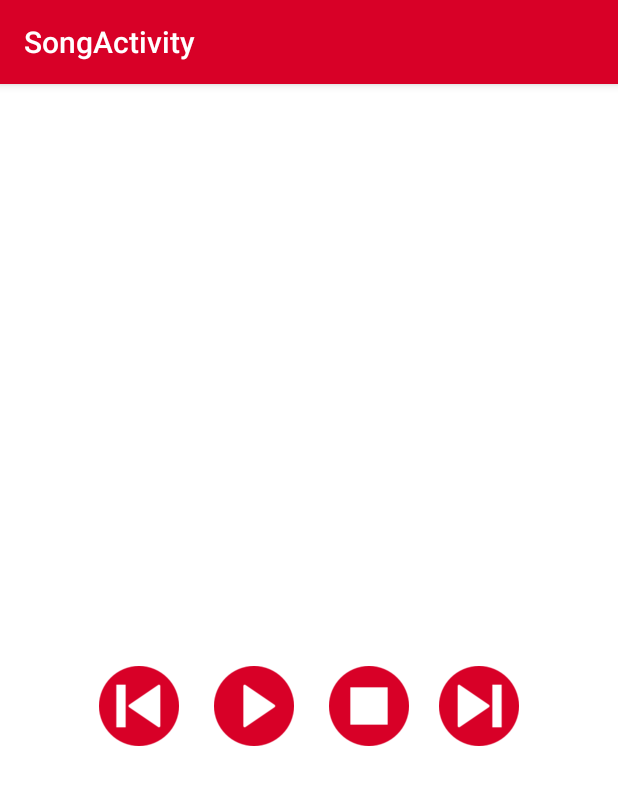
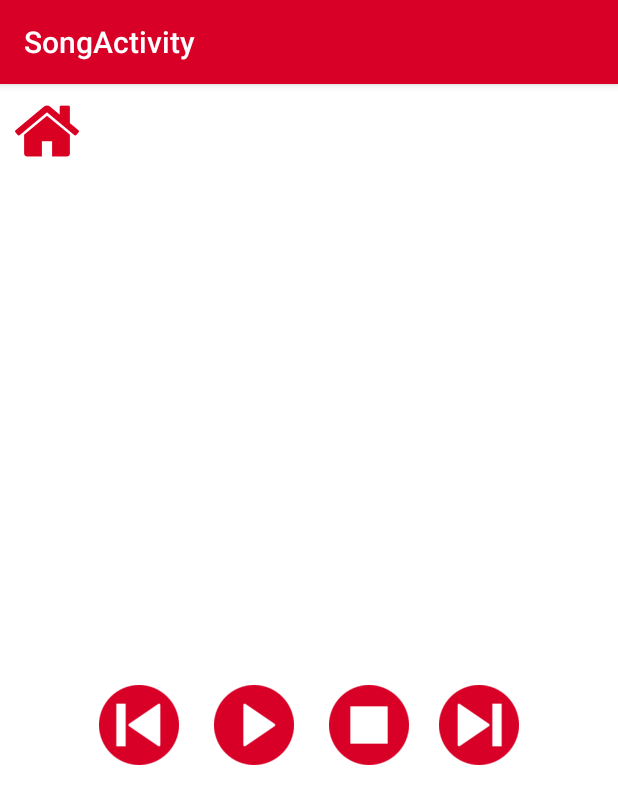
Before and after one commit to merist/MyMusic, an Android app: the SongActivity screen opened directly, with no data from a screen before it, on a phone screen of 412 x 824 dp. Shown: the top 804 px of the screen. Run offline under Robolectric (Android 15) with nearby library versions, the phone set to English and light mode, and no system bars.

Commit message:
Add Home button and remove unused variables.

```diff
--- a/app/src/main/java/com/mymusic/Constants.java
+++ b/app/src/main/java/com/mymusic/Constants.java
@@ -12,6 +12,4 @@ public class Constants {
     public static String LATIN_CATEGORY = "latin_category";
     public static String HIPHOP_CATEGORY = "hiphop_category";
     public static String EXTRA_MUSIC_CATEGORY = "music_category";
-    public static String EXTRA_SONG_POSITION = "position";
-
 }
--- a/app/src/main/java/com/mymusic/SongActivity.java
+++ b/app/src/main/java/com/mymusic/SongActivity.java
@@ -1,25 +1,19 @@
 package com.mymusic;
 
 import android.content.Intent;
-import android.media.MediaPlayer;
 import android.os.Bundle;
 import android.support.v7.app.AppCompatActivity;
+import android.view.View;
 import android.widget.ImageButton;
 import android.widget.ImageView;
 import android.widget.TextView;
 
 public class SongActivity extends AppCompatActivity {
 
-    MediaPlayer mediaPlayer;
-    int songId;
-
     @Override
     protected void onCreate(Bundle savedInstanceState) {
         super.onCreate(savedInstanceState);
         setContentView(R.layout.activity_song);
-
-        ImageButton btnPlay = (ImageButton) findViewById(R.id.buttonPlay);
-        ImageButton btnStop = (ImageButton) findViewById(R.id.buttonStop);
 
         Intent intent = getIntent();
         String artistName = intent.getStringExtra("artistName");
@@ -35,5 +29,14 @@ public class SongActivity extends AppCompatActivity {
         if (imageId != null) {
             imageView.setImageResource(Integer.valueOf(imageId));
         }
+        // Home button to return in the main screen
+        ImageButton homeImageButton = (ImageButton) findViewById(R.id.home);
+        homeImageButton.setOnClickListener(new View.OnClickListener() {
+            @Override
+            public void onClick(View view) {
+                Intent intentMain = new Intent(SongActivity.this, MainActivity.class);
+                startActivity(intentMain);
+            }
+        });
     }
 }
--- a/app/src/main/java/com/mymusic/SongAdapter.java
+++ b/app/src/main/java/com/mymusic/SongAdapter.java
@@ -68,7 +68,7 @@ public class SongAdapter extends ArrayAdapter<Song> {
 
         // Find the ImageView in the song_item.xml layout with the ID list_item_icon
         ImageView iconView = (ImageView) listItemView.findViewById(R.id.list_item_icon);
-        // Get the image resource ID from the current AndroidFlavor object and
+        // Get the image resource ID from the current Song object and
         // set the image to iconView
         iconView.setImageResource(Integer.valueOf(currentSong.getImageAlbumId()));
 
--- a/app/src/main/res/layout/activity_main.xml
+++ b/app/src/main/res/layout/activity_main.xml
@@ -10,9 +10,9 @@
     <TextView
         android:id="@+id/dance_category"
         style="@style/MainText"
-        android:paddingTop="@dimen/margin20"
         android:drawableLeft="@drawable/dance"
         android:drawablePadding="@dimen/margin20"
+        android:paddingTop="@dimen/margin20"
         android:text="@string/dance"></TextView>
 
     <TextView
--- a/app/src/main/res/layout/activity_song.xml
+++ b/app/src/main/res/layout/activity_song.xml
@@ -7,17 +7,25 @@
     android:background="@color/colorWhite"
     tools:context="com.mymusic.SongActivity">
 
+    <ImageButton
+        android:id="@+id/home"
+        android:layout_width="wrap_content"
+        android:layout_height="wrap_content"
+        android:layout_margin="@dimen/margin10"
+        android:background="@color/colorWhite"
+        android:src="@drawable/home"/>
+
     <ImageView
         android:id="@+id/imageId"
-        android:layout_marginTop="@dimen/margin40"
-        android:layout_width="200dp"
-        android:layout_height="200dp"
+        android:layout_marginTop="@dimen/margin20"
+        android:layout_width="170dp"
+        android:layout_height="170dp"
         android:layout_gravity="center"/>
 
     <TextView
         android:id="@+id/songTitleId"
         android:layout_width="match_parent"
-        android:layout_marginTop="@dimen/margin40"
+        android:layout_marginTop="@dimen/margin20"
         android:layout_height="wrap_content"
         style="@style/LargeText"
         android:text="Title"/>
```
Also changed, not shown: app/src/main/java/com/mymusic/MainActivity.java (+7 -7 lines), app/src/main/java/com/mymusic/PlaylistActivity.java (+19 -5 lines), app/src/main/res/layout/activity_playlist.xml (+10 -2 lines), app/src/main/res/drawable-hdpi/home.png (added), app/src/main/res/layout/song_item.xml (line endings or trailing spaces).
